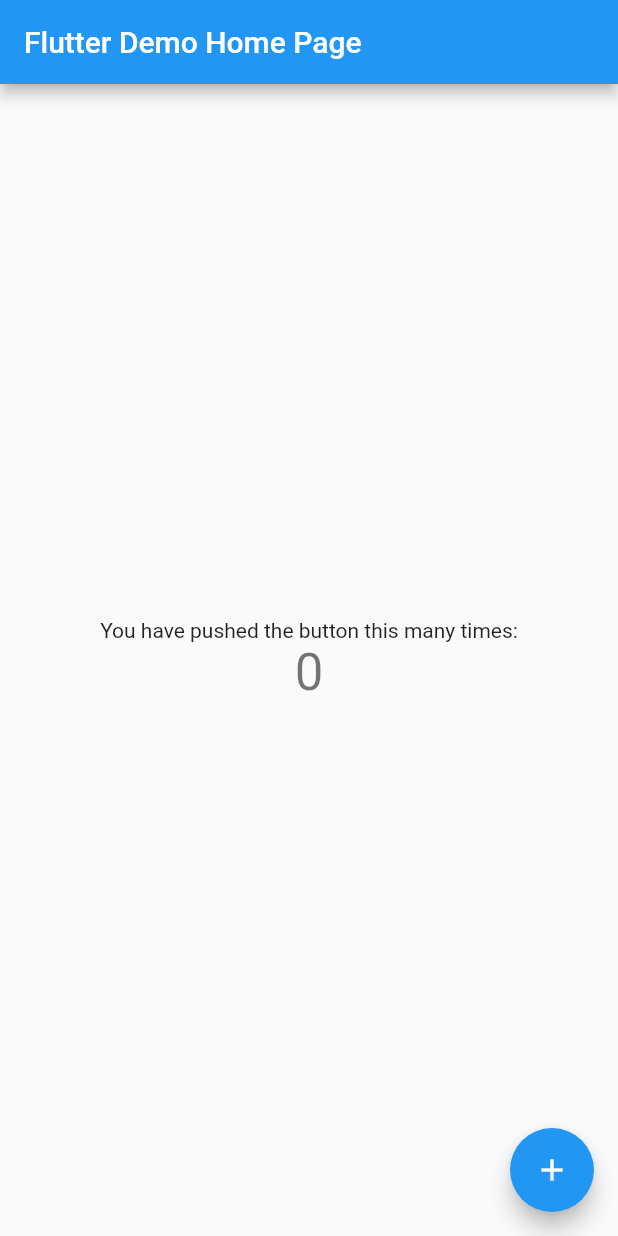
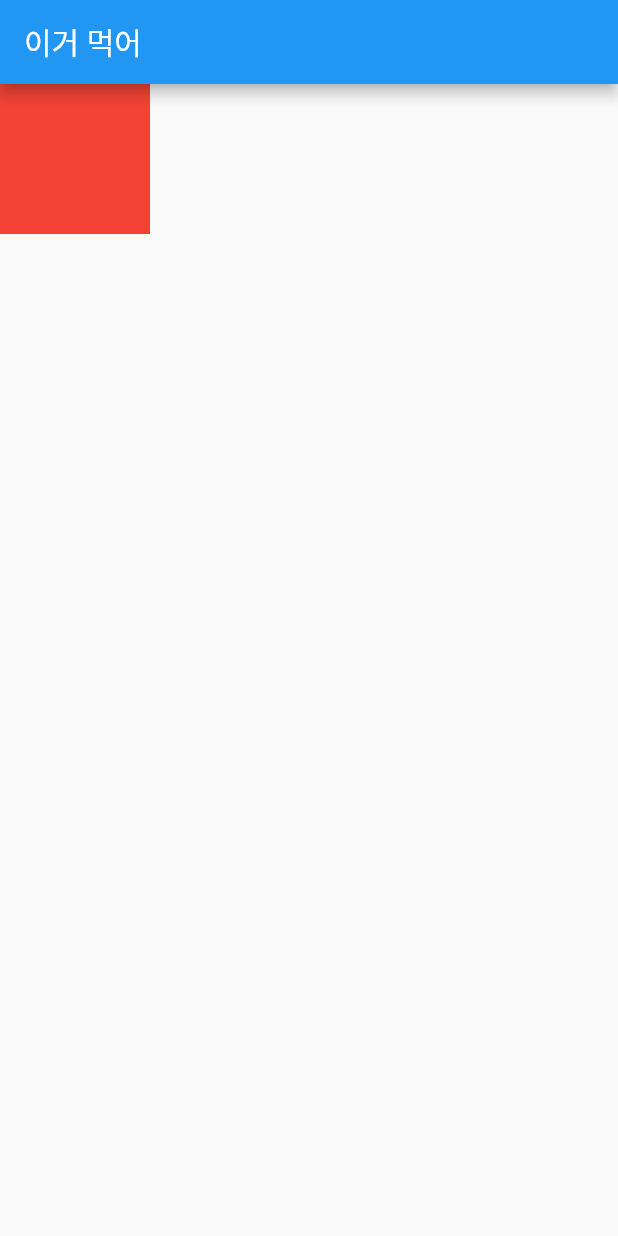
Before and after one commit to shawn-flunge/eat_this, a Flutter app: the screen it shows after launch, on a phone screen of 412 x 824 dp. Run offline on Flutter 3.47's test engine with Material 2 defaults, Android fonts, the phone set to English and light mode, and no system bars.

Commit message:
초기 구조

```diff
--- a/lib/main.dart
+++ b/lib/main.dart
@@ -1,115 +1,6 @@
+import 'package:eat_this/src/eat_this_app.dart';
 import 'package:flutter/material.dart';
 
 void main() {
-  runApp(const MyApp());
+  runApp(const EatThisApp());
 }
-
-class MyApp extends StatelessWidget {
-  const MyApp({Key? key}) : super(key: key);
-
-  // This widget is the root of your application.
-  @override
-  Widget build(BuildContext context) {
-    return MaterialApp(
-      title: 'Flutter Demo',
-      theme: ThemeData(
-        // This is the theme of your application.
-        //
-        // Try running your application with "flutter run". You'll see the
-        // application has a blue toolbar. Then, without quitting the app, try
-        // changing the primarySwatch below to Colors.green and then invoke
-        // "hot reload" (press "r" in the console where you ran "flutter run",
-        // or simply save your changes to "hot reload" in a Flutter IDE).
-        // Notice that the counter didn't reset back to zero; the application
-        // is not restarted.
-        primarySwatch: Colors.blue,
-      ),
-      home: const MyHomePage(title: 'Flutter Demo Home Page'),
-    );
-  }
-}
-
-class MyHomePage extends StatefulWidget {
-  const MyHomePage({Key? key, required this.title}) : super(key: key);
-
-  // This widget is the home page of your application. It is stateful, meaning
-  // that it has a State object (defined below) that contains fields that affect
-  // how it looks.
-
-  // This class is the configuration for the state. It holds the values (in this
-  // case the title) provided by the parent (in this case the App widget) and
-  // used by the build method of the State. Fields in a Widget subclass are
-  // always marked "final".
-
-  final String title;
-
-  @override
-  State<MyHomePage> createState() => _MyHomePageState();
-}
-
-class _MyHomePageState extends State<MyHomePage> {
-  int _counter = 0;
-
-  void _incrementCounter() {
-    setState(() {
-      // This call to setState tells the Flutter framework that something has
-      // changed in this State, which causes it to rerun the build method below
-      // so that the display can reflect the updated values. If we changed
-      // _counter without calling setState(), then the build method would not be
-      // called again, and so nothing would appear to happen.
-      _counter++;
-    });
-  }
-
-  @override
-  Widget build(BuildContext context) {
-    // This method is rerun every time setState is called, for instance as done
-    // by the _incrementCounter method above.
-    //
-    // The Flutter framework has been optimized to make rerunning build methods
-    // fast, so that you can just rebuild anything that needs updating rather
-    // than having to individually change instances of widgets.
-    return Scaffold(
-      appBar: AppBar(
-        // Here we take the value from the MyHomePage object that was created by
-        // the App.build method, and use it to set our appbar title.
-        title: Text(widget.title),
-      ),
-      body: Center(
-        // Center is a layout widget. It takes a single child and positions it
-        // in the middle of the parent.
-        child: Column(
-          // Column is also a layout widget. It takes a list of children and
-          // arranges them vertically. By default, it sizes itself to fit its
-          // children horizontally, and tries to be as tall as its parent.
-          //
-          // Invoke "debug painting" (press "p" in the console, choose the
-          // "Toggle Debug Paint" action from the Flutter Inspector in Android
-          // Studio, or the "Toggle Debug Paint" command in Visual Studio Code)
-          // to see the wireframe for each widget.
-          //
-          // Column has various properties to control how it sizes itself and
-          // how it positions its children. Here we use mainAxisAlignment to
-          // center the children vertically; the main axis here is the vertical
-          // axis because Columns are vertical (the cross axis would be
-          // horizontal).
-          mainAxisAlignment: MainAxisAlignment.center,
-          children: <Widget>[
-            const Text(
-              'You have pushed the button this many times:',
-            ),
-            Text(
-              '$_counter',
-              style: Theme.of(context).textTheme.headline4,
-            ),
-          ],
-        ),
-      ),
-      floatingActionButton: FloatingActionButton(
-        onPressed: _incrementCounter,
-        tooltip: 'Increment',
-        child: const Icon(Icons.add),
-      ), // This trailing comma makes auto-formatting nicer for build methods.
-    );
-  }
-}
--- /dev/null
+++ b/lib/src/eat_this_app.dart
@@ -0,0 +1,17 @@
+
+import 'package:eat_this/src/presentation/home_screen/home_screen.dart';
+import 'package:flutter/material.dart';
+
+class EatThisApp extends StatelessWidget {
+  const EatThisApp({Key? key}) : super(key: key);
+
+  @override
+  Widget build(BuildContext context) {
+    return MaterialApp(
+      theme: ThemeData(
+        primarySwatch: Colors.blue
+      ),
+      home: const HomeScreen(),
+    );
+  }
+}
--- /dev/null
+++ b/lib/src/presentation/home_screen/home_screen.dart
@@ -0,0 +1,33 @@
+
+
+import 'package:flutter/material.dart';
+
+class HomeScreen extends StatefulWidget {
+  const HomeScreen({Key? key}) : super(key: key);
+
+  @override
+  _HomeScreenState createState() => _HomeScreenState();
+}
+
+class _HomeScreenState extends State<HomeScreen> {
+  @override
+  Widget build(BuildContext context) {
+    return Scaffold(
+      appBar: AppBar(
+        title: const Text(
+          '이거 먹어'
+        ),
+      ),
+      body: Column(
+        children: <Widget>[
+
+          Container(
+            width: 100,
+            height: 100,
+            color: Colors.red,
+          )
+        ],
+      ),
+    );
+  }
+}
```
Also changed, not shown: 1 other file.
